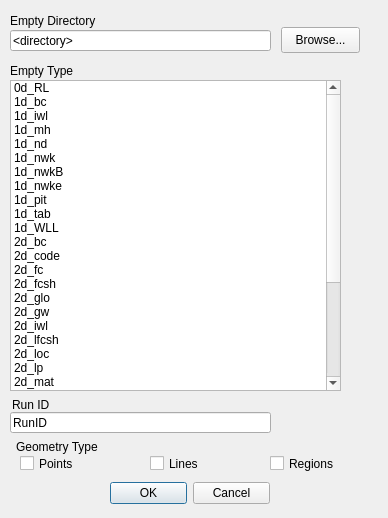
The window that tuflow/forms/ui_tuflowqgis_import_empties.ui (TUFLOW-Support/QGIS-TUFLOW-Plugin) describes before a commit, drawn with Qt 5.
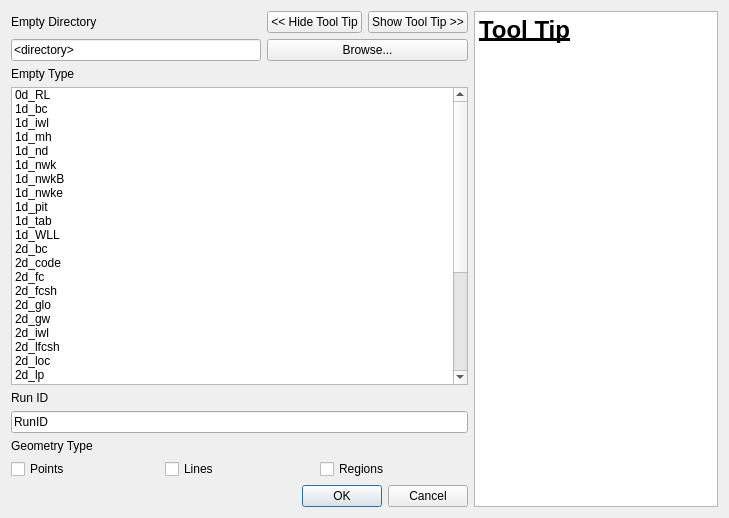
The same window after the commit.

What changed in the file:
```diff
--- a/tuflow/forms/ui_tuflowqgis_import_empties.ui
+++ b/tuflow/forms/ui_tuflowqgis_import_empties.ui
@@ -12,7 +12,7 @@
    <rect>
     <x>0</x>
     <y>0</y>
-    <width>388</width>
+    <width>729</width>
     <height>518</height>
    </rect>
   </property>
@@ -22,15 +22,11 @@
   <property name="windowTitle">
    <string>Import TUFLOW Empty File</string>
   </property>
+  <layout class="QGridLayout" name="gridLayout_2">
+   <item row="0" column="0">
+    <layout class="QGridLayout" name="gridLayout">
+     <item row="8" column="0" colspan="4">
   <widget class="QDialogButtonBox" name="buttonBox">
-   <property name="geometry">
-    <rect>
-     <x>110</x>
-     <y>480</y>
-     <width>160</width>
-     <height>26</height>
-    </rect>
-   </property>
    <property name="orientation">
     <enum>Qt::Horizontal</enum>
    </property>
@@ -38,27 +34,46 @@
     <set>QDialogButtonBox::Cancel|QDialogButtonBox::Ok</set>
    </property>
   </widget>
+     </item>
+     <item row="0" column="0">
   <widget class="QLabel" name="label1">
-   <property name="geometry">
-    <rect>
-     <x>10</x>
-     <y>10</y>
-     <width>108</width>
-     <height>22</height>
-    </rect>
-   </property>
    <property name="text">
     <string>Empty Directory</string>
    </property>
   </widget>
+     </item>
+     <item row="7" column="0" colspan="4">
+      <layout class="QHBoxLayout" name="horizontalLayout">
+       <item>
+        <widget class="QCheckBox" name="checkPoint">
+         <property name="text">
+          <string>Points</string>
+         </property>
+        </widget>
+       </item>
+       <item>
+        <widget class="QCheckBox" name="checkLine">
+         <property name="text">
+          <string>Lines</string>
+         </property>
+        </widget>
+       </item>
+       <item>
+        <widget class="QCheckBox" name="checkRegion">
+         <property name="text">
+          <string>Regions</string>
+         </property>
+        </widget>
+       </item>
+      </layout>
+     </item>
+     <item row="1" column="0">
   <widget class="QLineEdit" name="emptydir">
-   <property name="geometry">
-    <rect>
-     <x>10</x>
-     <y>30</y>
-     <width>261</width>
-     <height>21</height>
-    </rect>
+       <property name="minimumSize">
+        <size>
+         <width>250</width>
+         <height>0</height>
+        </size>
    </property>
    <property name="text">
     <string>&lt;directory&gt;</string>
@@ -67,41 +82,40 @@
     <bool>false</bool>
    </property>
   </widget>
-  <widget class="QPushButton" name="browsedir">
-   <property name="geometry">
-    <rect>
-     <x>281</x>
-     <y>27</y>
-     <width>79</width>
-     <height>26</height>
-    </rect>
-   </property>
-   <property name="text">
-    <string>Browse...</string>
-   </property>
-  </widget>
+     </item>
+     <item row="2" column="0">
   <widget class="QLabel" name="label2">
-   <property name="geometry">
-    <rect>
-     <x>10</x>
-     <y>60</y>
-     <width>108</width>
-     <height>22</height>
-    </rect>
-   </property>
    <property name="text">
     <string>Empty Type</string>
    </property>
   </widget>
+     </item>
+     <item row="5" column="0" colspan="4">
+      <widget class="QLineEdit" name="txtRunID">
+       <property name="text">
+        <string>RunID</string>
+       </property>
+       <property name="readOnly">
+        <bool>false</bool>
+       </property>
+      </widget>
+     </item>
+     <item row="4" column="0">
+      <widget class="QLabel" name="label3">
+       <property name="text">
+        <string>Run ID</string>
+       </property>
+      </widget>
+     </item>
+     <item row="6" column="0">
+      <widget class="QLabel" name="label4">
+       <property name="text">
+        <string>Geometry Type</string>
+       </property>
+      </widget>
+     </item>
+     <item row="3" column="0" colspan="4">
   <widget class="QListWidget" name="emptyType">
-   <property name="geometry">
-    <rect>
-     <x>10</x>
-     <y>80</y>
-     <width>331</width>
-     <height>311</height>
-    </rect>
-   </property>
    <property name="selectionMode">
     <enum>QAbstractItemView::ExtendedSelection</enum>
    </property>
@@ -271,87 +285,49 @@
     </property>
    </item>
   </widget>
-  <widget class="QCheckBox" name="checkPoint">
-   <property name="geometry">
-    <rect>
-     <x>20</x>
-     <y>455</y>
-     <width>70</width>
-     <height>17</height>
-    </rect>
-   </property>
+     </item>
+     <item row="1" column="1" colspan="3">
+      <widget class="QPushButton" name="browsedir">
    <property name="text">
-    <string>Points</string>
-   </property>
-  </widget>
-  <widget class="QCheckBox" name="checkLine">
-   <property name="geometry">
-    <rect>
-     <x>150</x>
-     <y>455</y>
-     <width>70</width>
-     <height>17</height>
-    </rect>
-   </property>
+        <string>Browse...</string>
+       </property>
+      </widget>
+     </item>
+     <item row="0" column="1" colspan="3">
+      <layout class="QHBoxLayout" name="horizontalLayout_2">
+       <item>
+        <widget class="QPushButton" name="pbHideToolTip">
    <property name="text">
-    <string>Lines</string>
-   </property>
-  </widget>
-  <widget class="QCheckBox" name="checkRegion">
-   <property name="geometry">
-    <rect>
-     <x>270</x>
-     <y>455</y>
-     <width>70</width>
-     <height>17</height>
-    </rect>
-   </property>
+          <string>&lt;&lt; Hide Tool Tip</string>
+         </property>
+        </widget>
+       </item>
+       <item>
+        <widget class="QPushButton" name="pbShowToolTip">
    <property name="text">
-    <string>Regions</string>
-   </property>
-  </widget>
-  <widget class="QLabel" name="label4">
-   <property name="geometry">
-    <rect>
-     <x>16</x>
-     <y>436</y>
-     <width>108</width>
-     <height>22</height>
-    </rect>
-   </property>
-   <property name="text">
-    <string>Geometry Type</string>
-   </property>
-  </widget>
-  <widget class="QLineEdit" name="txtRunID">
-   <property name="geometry">
-    <rect>
-     <x>10</x>
-     <y>412</y>
-     <width>261</width>
-     <height>21</height>
-    </rect>
-   </property>
-   <property name="text">
-    <string>RunID</string>
-   </property>
-   <property name="readOnly">
-    <bool>false</bool>
-   </property>
-  </widget>
-  <widget class="QLabel" name="label3">
-   <property name="geometry">
-    <rect>
-     <x>12</x>
-     <y>394</y>
-     <width>108</width>
-     <height>22</height>
-    </rect>
-   </property>
-   <property name="text">
-    <string>Run ID</string>
-   </property>
-  </widget>
+          <string>Show Tool Tip &gt;&gt;</string>
+         </property>
+        </widget>
+       </item>
+      </layout>
+     </item>
+    </layout>
+   </item>
+   <item row="0" column="1">
+    <widget class="QTextBrowser" name="teToolTip">
+     <property name="html">
+      <string>&lt;!DOCTYPE HTML PUBLIC &quot;-//W3C//DTD HTML 4.0//EN&quot; &quot;http://www.w3.org/TR/REC-html40/strict.dtd&quot;&gt;
+&lt;html&gt;&lt;head&gt;&lt;meta name=&quot;qrichtext&quot; content=&quot;1&quot; /&gt;&lt;style type=&quot;text/css&quot;&gt;
+p, li { white-space: pre-wrap; }
+&lt;/style&gt;&lt;/head&gt;&lt;body style=&quot; font-family:'MS Shell Dlg 2'; font-size:8.25pt; font-weight:400; font-style:normal;&quot;&gt;
+&lt;p style=&quot; margin-top:0px; margin-bottom:0px; margin-left:0px; margin-right:0px; -qt-block-indent:0; text-indent:0px;&quot;&gt;&lt;span style=&quot; font-size:18pt; font-weight:600; text-decoration: underline;&quot;&gt;Tool Tip&lt;/span&gt;&lt;/p&gt;&lt;/body&gt;&lt;/html&gt;</string>
+     </property>
+     <property name="openExternalLinks">
+      <bool>true</bool>
+     </property>
+    </widget>
+   </item>
+  </layout>
  </widget>
  <resources/>
  <connections>
```
Lines whose indentation alone changed are shown as unchanged.
